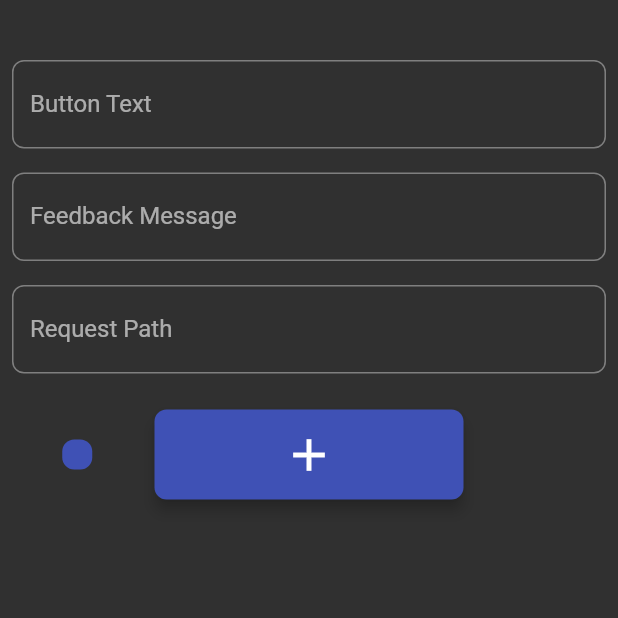
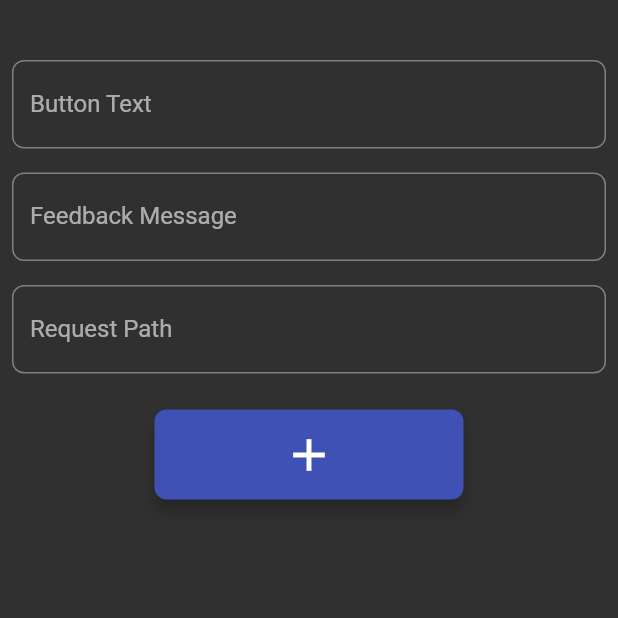
Before and after one commit to tobiasreissmann/ip_remote, a Flutter app: the screen it shows after launch, tab 3 chosen, after a tap on the "add" icon, on a phone screen of 412 x 824 dp, the top half of it. Run offline on Flutter 3.47's test engine with Material 2 defaults, Android fonts, the light colour scheme and no system bars; our stand-ins replace rxdart, sqflite; missing offline and left inert: dragable_flutter_list, flutter_material_color_picker, vibrate; accounts and stored records are empty.

Commit message:
dragable layout design fix

```diff
--- a/ip_remote/lib/gui/buttons/addButtonDialog.dart
+++ b/ip_remote/lib/gui/buttons/addButtonDialog.dart
@@ -1,5 +1,6 @@
 import 'package:flutter/material.dart';
 import 'package:flutter_material_color_picker/flutter_material_color_picker.dart';
+import 'package:vibrate/vibrate.dart';
 
 import 'package:ip_remote/bloc/blocProvider.dart';
 import 'package:ip_remote/models/light_mode.dart';
@@ -28,7 +29,14 @@ class _AddButtonDialogState extends State<AddButtonDialog> {
       onTap: () => Navigator.pop(context),
       child: Scaffold(
         key: _scaffoldKey,
-        body: ListView(
+        body: Theme(
+          data: Theme.of(context).copyWith(
+            accentColor: _buttonColor,
+            cursorColor: _buttonColor,
+            textSelectionColor: _buttonColor,
+          ),
+          isMaterialAppTheme: true,
+          child: ListView(
             children: <Widget>[
               Padding(padding: const EdgeInsets.all(16)),
               _LightTextField(
@@ -56,20 +64,12 @@ class _AddButtonDialogState extends State<AddButtonDialog> {
                   children: <Widget>[
                     Expanded(
                       flex: 3,
-                    child: IconButton(
-                      icon: Container(
-                        width: 20,
-                        height: 20,
-                        decoration: BoxDecoration(
-                          borderRadius: BorderRadius.circular(8),
-                          color: _buttonColor,
-                        ),
-                      ),
-                      onPressed: () => chooseColor(context),
-                    ),
+                      child: SizedBox(),
                     ),
                     Expanded(
                       flex: 6,
+                      child: GestureDetector(
+                        onLongPress: () => chooseColor(context),
                         child: ButtonTheme(
                           height: 50,
                           child: Hero(
@@ -94,6 +94,7 @@ class _AddButtonDialogState extends State<AddButtonDialog> {
                           ),
                         ),
                       ),
+                    ),
                     Expanded(
                       flex: 3,
                       child: SizedBox(),
@@ -102,6 +103,7 @@ class _AddButtonDialogState extends State<AddButtonDialog> {
                 ),
               ),
             ],
+          ),
         ),
       ),
     );
@@ -114,6 +116,7 @@ class _AddButtonDialogState extends State<AddButtonDialog> {
   }
 
   void chooseColor(BuildContext context) {
+    Vibrate.feedback(FeedbackType.medium);
     showModalBottomSheet(
       context: context,
       builder: (BuildContext context) {
--- a/ip_remote/lib/gui/buttons/buttonSettings.dart
+++ b/ip_remote/lib/gui/buttons/buttonSettings.dart
@@ -18,19 +18,18 @@ class _ButtonSettingsState extends State<ButtonSettings> with AutomaticKeepAlive
     return Stack(
       alignment: Alignment.bottomRight,
       children: <Widget>[
-        Padding(
-          padding: const EdgeInsets.all(8),
-          child: StreamBuilder(
+        StreamBuilder(
           stream: BlocProvider.of(context).lightModeBloc.lightModeListStream,
           builder: (BuildContext context, AsyncSnapshot<List<LightMode>> lightModeList) {
             return lightModeList.hasData
                 ? DragAndDropList(
-                      lightModeList.data.isNotEmpty ? lightModeList.data.length : 1,
+                    lightModeList.data.length + 1,
                     itemBuilder: (BuildContext context, int index) {
                       if (lightModeList.data.isEmpty) return NoButtonsPlaceholder();
+                      if (index == lightModeList.data.length) return SizedBox(height:60);
                       return LightModeCardItem(lightMode: lightModeList.data[index]);
                     },
-                      dragElevation: 9,
+                    dragElevation: 4,
                     canBeDraggedTo: (int oldIndex, int newIndex) => true,
                     onDragFinish: (int oldIndex, int newIndex) {
                       BlocProvider.of(context).lightModeBloc.reorderLightModes.add([oldIndex, newIndex]);
@@ -38,7 +37,6 @@ class _ButtonSettingsState extends State<ButtonSettings> with AutomaticKeepAlive
                   )
                 : SizedBox();
           },
-          ),
         ),
         Padding(
           padding: const EdgeInsets.all(8),
@@ -74,7 +72,7 @@ class NoButtonsPlaceholder extends StatelessWidget {
   @override
   Widget build(BuildContext context) {
     return Padding(
-      padding: const EdgeInsets.only(top: 16),
+      padding: const EdgeInsets.only(top: 40),
       child: Container(
         alignment: Alignment.bottomCenter,
         height: 40,
--- a/ip_remote/lib/gui/buttons/lightModeCard.dart
+++ b/ip_remote/lib/gui/buttons/lightModeCard.dart
@@ -12,6 +12,7 @@ class LightModeCardItem extends StatelessWidget {
   Widget build(BuildContext context) {
     return Card(
       shape: RoundedRectangleBorder(borderRadius: BorderRadius.circular(8)),
+      margin: EdgeInsets.all(4),
       child: Padding(
         padding: const EdgeInsets.only(top: 8, bottom: 8, left: 8),
         child: Row(
--- a/ip_remote/lib/gui/network/ipAddressCard.dart
+++ b/ip_remote/lib/gui/network/ipAddressCard.dart
@@ -11,6 +11,7 @@ class IpAddressCard extends StatelessWidget {
   Widget build(BuildContext context) {
     return Card(
       shape: RoundedRectangleBorder(borderRadius: BorderRadius.circular(8)),
+      margin: const EdgeInsets.all(4),
       child: Padding(
         padding: const EdgeInsets.only(top: 8, bottom: 8, left: 8),
         child: Row(
--- a/ip_remote/lib/gui/network/ipAddressSettings.dart
+++ b/ip_remote/lib/gui/network/ipAddressSettings.dart
@@ -21,22 +21,20 @@ class _IpAddressSettingsState extends State<IpAddressSettings> with AutomaticKee
     return Stack(
       alignment: Alignment.bottomCenter,
       children: <Widget>[
-        Padding(
-          padding: const EdgeInsets.all(8),
-          child: StreamBuilder(
+        StreamBuilder(
           stream: BlocProvider.of(context).ipAddressBloc.ipAddressListStream,
           builder: (BuildContext context, AsyncSnapshot<List<IpAddress>> ipAddressList) {
             return ipAddressList.hasData
                 ? ListView.builder(
-                      itemCount: ipAddressList.data.isNotEmpty ? ipAddressList.data.length : 1,
+                    itemCount: ipAddressList.data.length + 1,
                     itemBuilder: (BuildContext context, int index) {
                       if (ipAddressList.data.isEmpty) return NoIpAddressPlaceholder();
+                      if (index == ipAddressList.data.length) return SizedBox(height: 60);
                       return IpAddressCard(ipAddress: ipAddressList.data[index]);
                     },
                   )
                 : SizedBox();
           },
-          ),
         ),
         Padding(
           padding: const EdgeInsets.all(8),
@@ -72,7 +70,7 @@ class NoIpAddressPlaceholder extends StatelessWidget {
   @override
   Widget build(BuildContext context) {
     return Padding(
-      padding: const EdgeInsets.only(top: 16),
+      padding: const EdgeInsets.only(top: 40),
       child: Container(
         alignment: Alignment.bottomCenter,
         height: 40,
--- a/ip_remote/lib/gui/remote/remote.dart
+++ b/ip_remote/lib/gui/remote/remote.dart
@@ -20,14 +20,12 @@ class _RemotePageState extends State<RemotePage> with AutomaticKeepAliveClientMi
     return Stack(
       alignment: Alignment.bottomRight,
       children: <Widget>[
-        Padding(
-          padding: const EdgeInsets.all(14),
-          child: StreamBuilder<List<LightMode>>(
+        StreamBuilder<List<LightMode>>(
           stream: BlocProvider.of(context).lightModeBloc.lightModeListStream,
           builder: (BuildContext context, AsyncSnapshot lightModeList) {
             return lightModeList.hasData
                 ? ListView.builder(
-                      itemCount: lightModeList.data.isNotEmpty ? lightModeList.data.length : 1,
+                    itemCount: lightModeList.data.isEmpty ? 1 : lightModeList.data.length,
                     itemBuilder: (BuildContext context, int index) {
                       if (lightModeList.data.isEmpty) return NoButtonsPlaceholder();
                       return LightButton(
@@ -39,7 +37,6 @@ class _RemotePageState extends State<RemotePage> with AutomaticKeepAliveClientMi
                 : SizedBox();
           },
         ),
-        ),
       ],
     );
   }
@@ -48,9 +45,11 @@ class _RemotePageState extends State<RemotePage> with AutomaticKeepAliveClientMi
 class NoButtonsPlaceholder extends StatelessWidget {
   @override
   Widget build(BuildContext context) {
-    return Container(
+    return Padding(
+      padding: const EdgeInsets.only(top: 40),
+      child: Container(
         alignment: Alignment.bottomCenter,
-      height: 50,
+        height: 40,
         child: Text(
           'No buttons configured',
           style: TextStyle(
@@ -58,6 +57,7 @@ class NoButtonsPlaceholder extends StatelessWidget {
             color: Colors.grey,
           ),
         ),
+      ),
     );
   }
 }
--- a/ip_remote/lib/main.dart
+++ b/ip_remote/lib/main.dart
@@ -42,9 +42,9 @@ class _MyHomePageState extends State<MyHomePage> {
           title: Text('IP-Remote'),
           bottom: TabBar(
             tabs: <Widget>[
-              Tab(icon: Icon(Icons.lightbulb_outline)),
-              Tab(icon: Icon(Icons.import_export)),
-              Tab(icon: Icon(Icons.settings)),
+              Tab(icon: Icon(Icons.settings_remote)),
+              Tab(icon: Icon(Icons.settings_input_antenna)),
+              Tab(icon: Icon(Icons.edit)),
             ],
           ),
         ),
--- a/ip_remote/pubspec.yaml
+++ b/ip_remote/pubspec.yaml
@@ -1,5 +1,5 @@
 name: ip_remote
-description: A new Flutter project.
+description: An app for controlling IoT devices over network interfaces.
 
 version: 1.1.1+4
 
@@ -12,6 +12,7 @@ dependencies:
   sqflite: ^1.1.3
   flutter_material_color_picker: ^0.0.5
   dragable_flutter_list: ^1.0.2
+  vibrate: ^0.0.4
   flutter:
     sdk: flutter
 
```
Also changed, not shown: ip_remote/pubspec.lock, 2 other files. Lines whose indentation alone changed are shown as unchanged.
